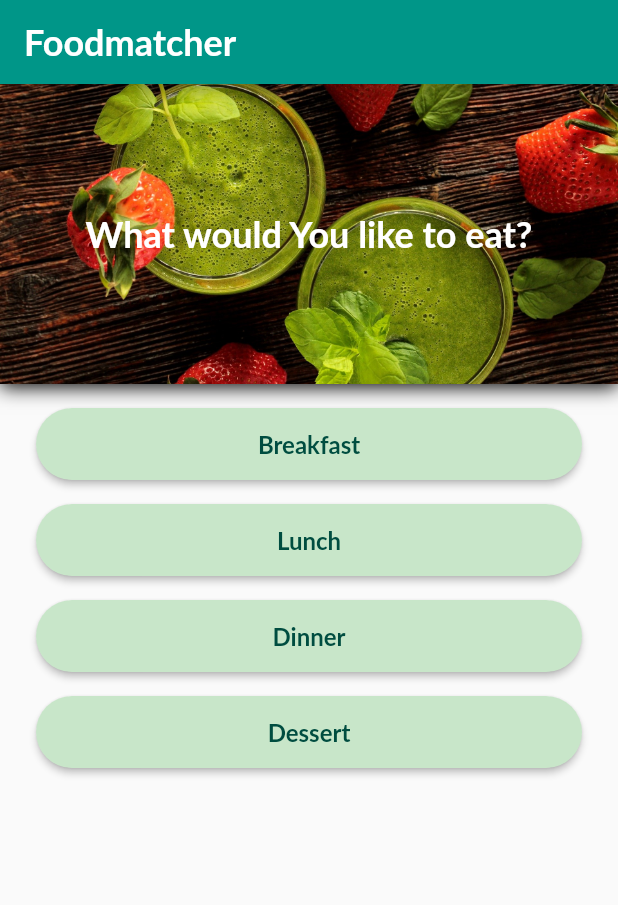
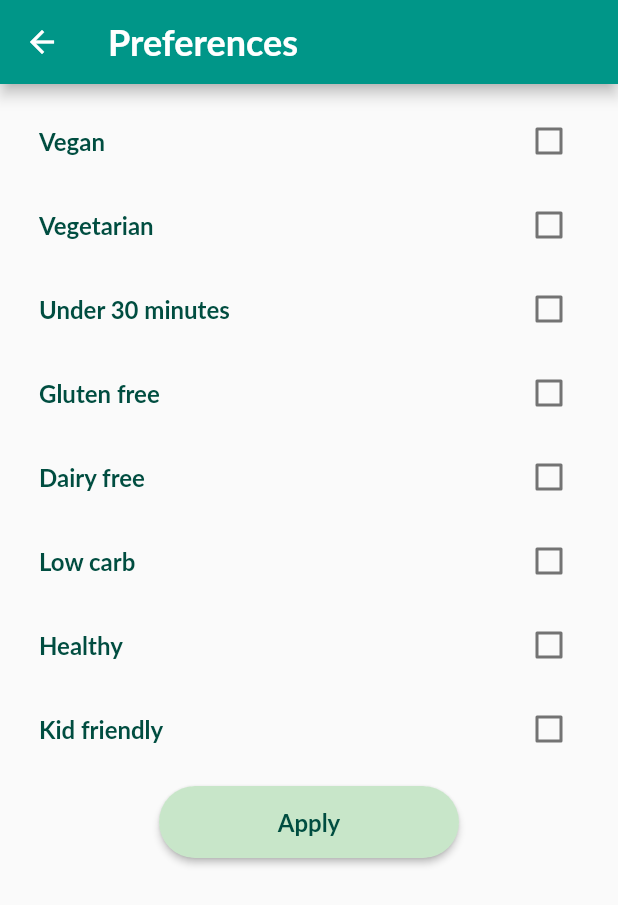
Before and after one commit to Ewelina96/Foodmatcher, a Flutter app: the screen it shows after launch, after a tap on "Breakfast", on a phone screen of 412 x 824 dp. Shown: the top 905 px of the screen. Run offline on Flutter 3.47's test engine with Material 2 defaults, Android fonts, the phone set to English and light mode, and no system bars; Roboto replaces fonts that are missing (Lato).

Commit message:
Added prefernces page

```diff
--- a/lib/main.dart
+++ b/lib/main.dart
@@ -36,6 +36,7 @@ class MyApp extends StatelessWidget {
           ),
           buttonColor: Colors.green[100],
           height: 48.0,
+          minWidth: 200.0,
         ),
       ),
       home: MealTypePage(),
--- a/lib/meal_type.dart
+++ b/lib/meal_type.dart
@@ -1,5 +1,5 @@
 import 'dart:ui';
-
+import 'package:dietmatcher/preferences_page.dart';
 import 'package:flutter/material.dart';
 
 class MealTypePage extends StatefulWidget {
@@ -10,6 +10,13 @@ class MealTypePage extends StatefulWidget {
 class _MealTypePageState extends State<MealTypePage> {
   @override
   Widget build(BuildContext context) {
+    void _navigateToPreferences(String type) {
+      Navigator.push(
+        context,
+        MaterialPageRoute(builder: (context) => PreferencesPage(type: type)),
+      );
+    }
+
     return Scaffold(
       appBar: AppBar(
         title: Text(
@@ -47,7 +54,9 @@ class _MealTypePageState extends State<MealTypePage> {
               children: <Widget>[
                 SizedBox(height: 16.0),
                 RaisedButton(
-                  onPressed: () {},
+                  onPressed: () {
+                    _navigateToPreferences('Breakfast');
+                  },
                   child: Text(
                     'Breakfast',
                     style: Theme.of(context).textTheme.headline2,
@@ -55,7 +64,9 @@ class _MealTypePageState extends State<MealTypePage> {
                 ),
                 SizedBox(height: 16.0),
                 RaisedButton(
-                  onPressed: () {},
+                  onPressed: () {
+                    _navigateToPreferences('Lunch');
+                  },
                   child: Text(
                     'Lunch',
                     style: Theme.of(context).textTheme.headline2,
@@ -63,7 +74,9 @@ class _MealTypePageState extends State<MealTypePage> {
                 ),
                 SizedBox(height: 16.0),
                 RaisedButton(
-                  onPressed: () {},
+                  onPressed: () {
+                    _navigateToPreferences('Dinner');
+                  },
                   child: Text(
                     'Dinner',
                     style: Theme.of(context).textTheme.headline2,
@@ -71,13 +84,24 @@ class _MealTypePageState extends State<MealTypePage> {
                 ),
                 SizedBox(height: 16.0),
                 RaisedButton(
-                  onPressed: () {},
+                  onPressed: () {
+                    _navigateToPreferences('Dessert');
+                  },
                   child: Text(
                     'Dessert',
                     style: Theme.of(context).textTheme.headline2,
                   ),
                 ),
                 SizedBox(height: 16.0),
+                RaisedButton(
+                  onPressed: () {
+                    _navigateToPreferences('Snacks');
+                  },
+                  child: Text(
+                    'Snacks',
+                    style: Theme.of(context).textTheme.headline2,
+                  ),
+                ),
               ],
             ),
           ],
--- /dev/null
+++ b/lib/preferences_page.dart
@@ -0,0 +1,132 @@
+import 'dart:ui';
+import 'package:dietmatcher/dishes.dart';
+import 'package:flutter/material.dart';
+import 'package:flutter/rendering.dart';
+
+class PreferencesPage extends StatefulWidget {
+  PreferencesPage({Key key, this.type}) : super(key: key);
+  final String type;
+  @override
+  _PreferencesPageState createState() => _PreferencesPageState();
+}
+
+class _PreferencesPageState extends State<PreferencesPage> {
+  List<String> preferences = [];
+  void _changeState(bool value, String property) {
+    setState(() {
+      if (value == true) {
+        preferences.add(property);
+      } else {
+        preferences.remove(property);
+      }
+    });
+  }
+
+  bool _checkboxValue(String property) {
+    return preferences.contains(property);
+  }
+
+  @override
+  Widget build(BuildContext context) {
+    void _navigateToDishes() {
+      Navigator.push(
+        context,
+        MaterialPageRoute(builder: (context) => Dishes()),
+      );
+    }
+
+    return Scaffold(
+      appBar: AppBar(
+        title: Text(
+          'Preferences',
+          style: Theme.of(context).textTheme.headline1,
+        ),
+      ),
+      body: Container(
+        child: Column(children: <Widget>[
+          ListView(
+              padding: EdgeInsets.all(10.0),
+              shrinkWrap: true,
+              children: <Widget>[
+                CheckboxListTile(
+                    title: Text(
+                      'Vegan',
+                      style: Theme.of(context).textTheme.headline2,
+                    ),
+                    value: _checkboxValue('vegan'),
+                    onChanged: (bool value) {
+                      _changeState(value, 'vegan');
+                    }),
+                CheckboxListTile(
+                    title: Text(
+                      'Vegetarian',
+                      style: Theme.of(context).textTheme.headline2,
+                    ),
+                    value: _checkboxValue('vegetarian'),
+                    onChanged: (bool value) {
+                      _changeState(value, 'vegetarian');
+                    }),
+                CheckboxListTile(
+                    title: Text(
+                      'Under 30 minutes',
+                      style: Theme.of(context).textTheme.headline2,
+                    ),
+                    value: _checkboxValue('under_30_minutes'),
+                    onChanged: (bool value) {
+                      _changeState(value, 'under_30_minutes');
+                    }),
+                CheckboxListTile(
+                    title: Text(
+                      'Gluten free',
+                      style: Theme.of(context).textTheme.headline2,
+                    ),
+                    value: _checkboxValue('gluten_free'),
+                    onChanged: (bool value) {
+                      _changeState(value, 'gluten_free');
+                    }),
+                CheckboxListTile(
+                    title: Text(
+                      'Dairy free',
+                      style: Theme.of(context).textTheme.headline2,
+                    ),
+                    value: _checkboxValue('dairy_free'),
+                    onChanged: (bool value) {
+                      _changeState(value, 'dairy_free');
+                    }),
+                CheckboxListTile(
+                    title: Text(
+                      'Low carb',
+                      style: Theme.of(context).textTheme.headline2,
+                    ),
+                    value: _checkboxValue('low_carb'),
+                    onChanged: (bool value) {
+                      _changeState(value, 'low_carb');
+                    }),
+                CheckboxListTile(
+                    title: Text(
+                      'Healthy',
+                      style: Theme.of(context).textTheme.headline2,
+                    ),
+                    value: _checkboxValue('healthy'),
+                    onChanged: (bool value) {
+                      _changeState(value, 'healthy');
+                    }),
+                CheckboxListTile(
+                    title: Text(
+                      'Kid friendly',
+                      style: Theme.of(context).textTheme.headline2,
+                    ),
+                    value: _checkboxValue('kid_friendly'),
+                    onChanged: (bool value) {
+                      _changeState(value, 'kid_friendly');
+                    }),
+              ]),
+          RaisedButton(
+            onPressed: _navigateToDishes,
+            child: Text('Apply', style: Theme.of(context).textTheme.headline2),
+          ),
+        ]),
+      ),
+    );
+  }
+}
```
Also changed, not shown: lib/dishes.dart (added, +15 -0 lines).
